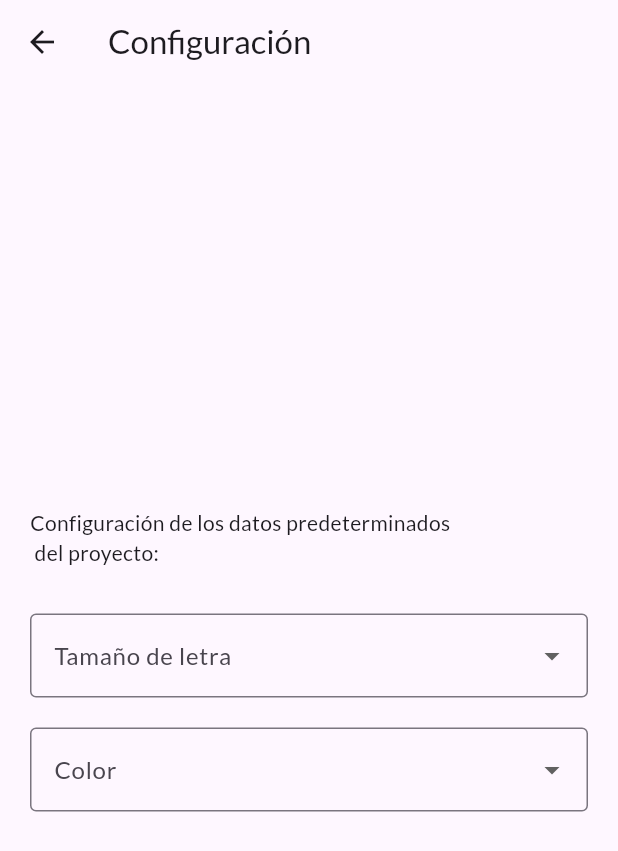
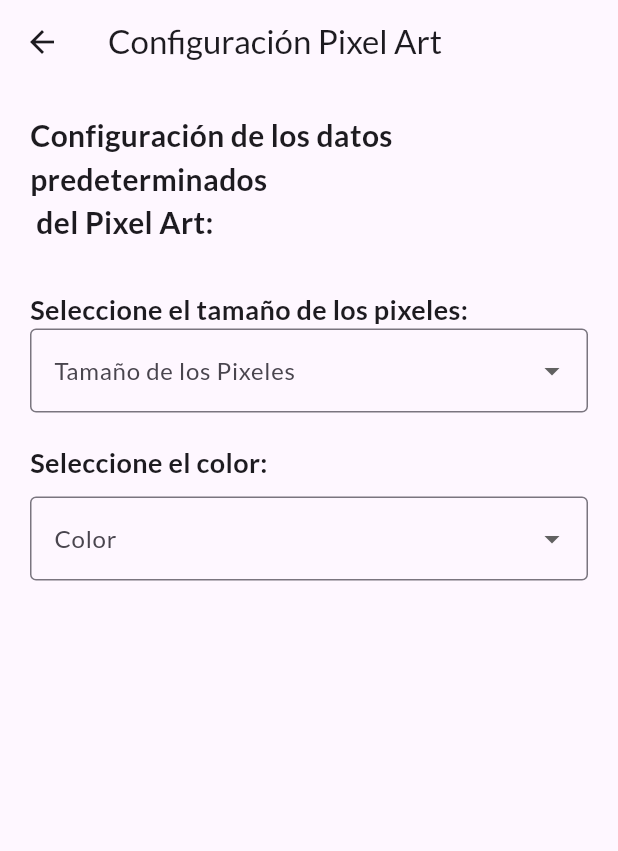
Before and after one commit to PinaMC/3479A321_2022479045, a Flutter app: the ConfigurationScreen screen opened directly, on a phone screen of 412 x 824 dp. Shown: the top 851 px of the screen. Run offline on Flutter 3.47's test engine with Material 3 defaults, Android fonts, the phone set to English and light mode, and no system bars; our stand-ins replace google_fonts, logger.

Commit message:
2 commit antes del merge a main lab6

```diff
--- a/lib/pages/configuracion_screen.dart
+++ b/lib/pages/configuracion_screen.dart
@@ -9,6 +9,17 @@ class ConfigurationScreen extends StatefulWidget { //stateful porque va a cambia
   @override
   State<ConfigurationScreen> createState() => _ConfigurationScreenState();
 
+}
+
+//funcion para el color
+String _getColorName(Color color) {
+  if (color == Colors.black) return 'Negro';
+  if (color == Colors.purple) return 'Morado';
+  if (color == Colors.red) return 'Rojo';
+  if (color == Colors.blue) return 'Azul';
+  if (color == Colors.green) return 'Verde';
+  if (color == Colors.yellow) return 'Amarillo';
+  return 'Color';
 }
 
 class _ConfigurationScreenState extends State<ConfigurationScreen> {
@@ -27,39 +38,59 @@ class _ConfigurationScreenState extends State<ConfigurationScreen> {
 
     return Scaffold(
       appBar: AppBar(
-        title: const Text("Configuración"),
+        title: const Text("Configuración Pixel Art"),
       ),
       body: Padding(
         padding:  const EdgeInsets.all(20.0),
         child:
         Column(
-          mainAxisAlignment: MainAxisAlignment.center,
+          //mainAxisAlignment: MainAxisAlignment.center,
           crossAxisAlignment: CrossAxisAlignment.start,
           children: [
             const Text(
-              'Configuración de los datos predeterminados \n del proyecto:',
+              'Configuración de los datos predeterminados \n del Pixel Art:',
+              style: TextStyle(
+                fontSize: 20,
+                fontWeight: FontWeight.bold,
+              ),
             ),
+
             const SizedBox(height: 30),
+            const Text(
+              'Seleccione el tamaño de los pixeles:',
+              style: TextStyle(
+                fontSize: 18,
+                fontWeight: FontWeight.bold,
+              ),
+            ),
             //DropdownButton para seleccion de tamaño del de pixel art
             DropdownButtonFormField<int>(
               decoration: const InputDecoration(
-                labelText: 'Tamaño de letra',
+                labelText: 'Tamaño de los Pixeles',
                 border: OutlineInputBorder(),
               ),
+
               items: _size.map((int value) {
                 return DropdownMenuItem<int>(
                   value: value,
                   child: Text(value.toString()), //convierte el int a string
                 );
               }).toList(),
-              onChanged: (newValue) { // Lógica del cambio de tamaño de letra
-                if (newValue != null) {
-                  Provider.of<ConfigurationData>(context, listen: false).setSize(newValue);
-                }
-
-              },
+                onChanged: (newValue) {
+                  if (newValue != null) {
+                    context.read<ConfigurationData>().setSize(newValue);
+                  }
+                },
             ),
             const SizedBox(height: 20),
+            const Text(
+              'Seleccione el color:',
+              style: TextStyle(
+                fontSize: 18,
+                fontWeight: FontWeight.bold,
+              ),
+            ),
+            const SizedBox(height: 10),
             //dropdown para seleccionar color
             DropdownButtonFormField<Color>(
               decoration: const InputDecoration(
@@ -69,20 +100,27 @@ class _ConfigurationScreenState extends State<ConfigurationScreen> {
               items: _colores.map((Color color) { //el .map sirve para transformar cada elemento de la lista en otra cosa
                 return DropdownMenuItem<Color>(
                   value: color,
-                  child: Container(
-                    width: 100,
-                    height: 20,
-                    color: color,
-                  ),
+                  child: Row(
+                    children: [
+                      Container(
+                        width: 24,
+                        height: 24,
+                        color: color,
+                      ),
+                      const SizedBox(width: 10),
+                      Text(_getColorName(color)), //muestra el nombre del color
+                    ],
+                  )
                 );
               }).toList(),  //to list sirve para convertir el iterable en una lista
               onChanged: (newColor) {//Lógica del cambio de color
 
-                if(selectedColor != null){
-                  Provider.of<ConfigurationData>(context, listen: false).setColor(newColor!);
-
+                if(newColor != null){
+                  setState(() {
+                    selectedColor = newColor;
+                  });
+                  context.read<ConfigurationData>().setColor(newColor);
                 }
-
               },
             ),
           ],
--- a/lib/pages/my_home_page.dart
+++ b/lib/pages/my_home_page.dart
@@ -17,7 +17,6 @@ class MyHomePage extends StatefulWidget {
   @override
   State<MyHomePage> createState() => _MyHomePageState();
 }
-
 
 class _MyHomePageState extends State<MyHomePage> {
   int _counter = 0;
@@ -140,6 +139,7 @@ class _MyHomePageState extends State<MyHomePage> {
           ],
         ),
       ),
+      // en este body va el contenido de la pantalla principal
       body: Center(
         child: Card(
           elevation: 8,
--- a/lib/providers/configuration_data.dart
+++ b/lib/providers/configuration_data.dart
@@ -1,7 +1,10 @@
 import 'package:flutter/material.dart';
+import 'package:logger/logger.dart';
 
 //pantalla para configurar datos
 class ConfigurationData extends ChangeNotifier {
+    var logger = Logger();
+
   int _size = 12; //Se cambia el valor con setSize
   //colores
   Color _selectedColor = Colors.red; //color seleccionado por defecto
@@ -10,10 +13,12 @@ class ConfigurationData extends ChangeNotifier {
   Color get selectedColor => _selectedColor;
 
   void setSize(int newSize){  //funcion para cambiar tamaño
+    logger.d("Cambiando tamaño a $_size a $newSize"); //se muestra ek cambio en debug
     _size = newSize;
     notifyListeners();
   }
   void setColor(Color newColor){  //funcion para cambiar color
+  logger.d("Cambiando color de $_selectedColor a $newColor"); //se muestra ek cambio en debug
     _selectedColor = newColor;
     notifyListeners();
   }
```
Also changed, not shown: lib/Funcions/app_drawer.dart (added, +84 -0 lines), lib/main.dart (+12 -15 lines), lib/pages/Funciones/app_drawer.dart (deleted, +0 -98 lines).
